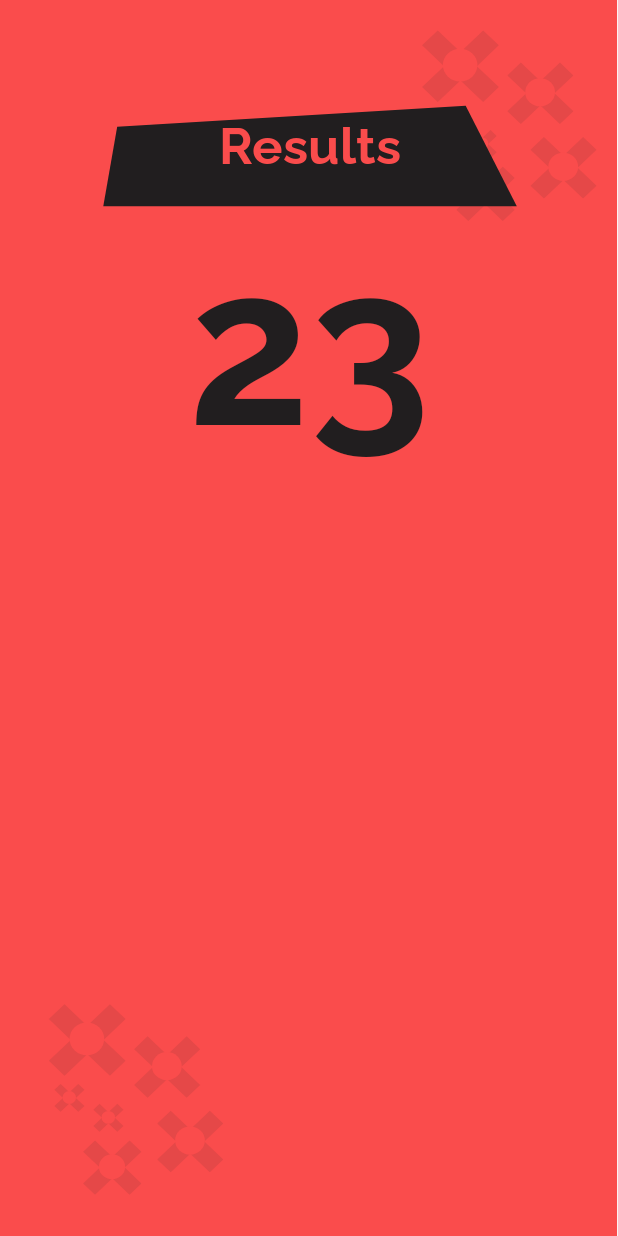
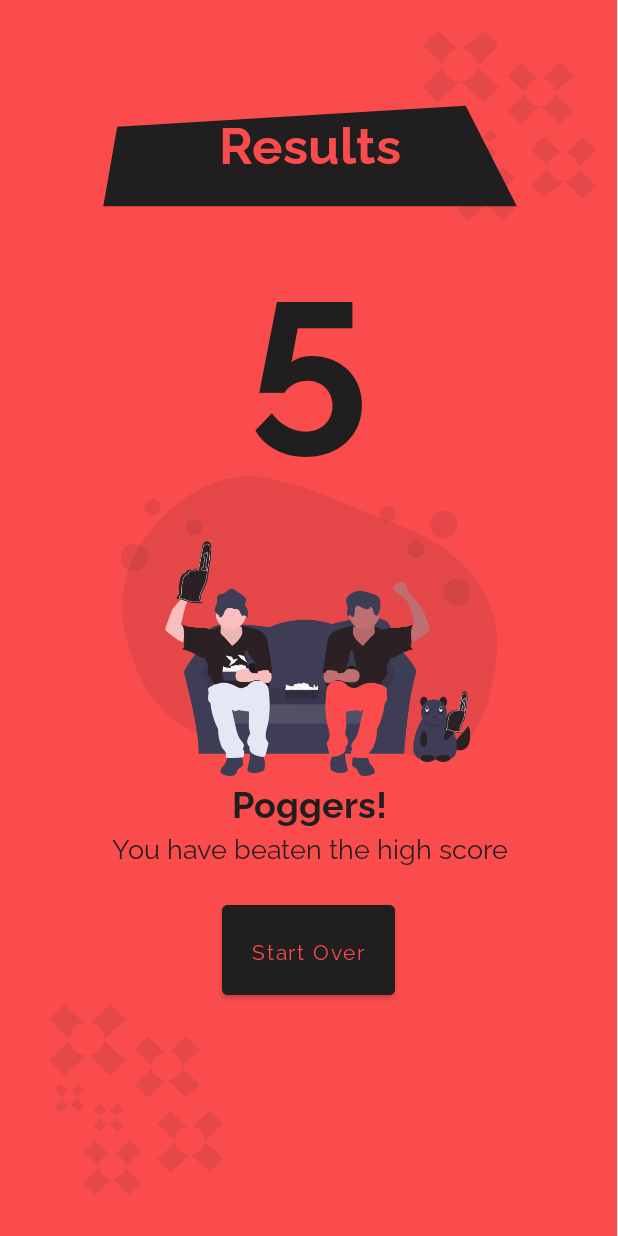
Before and after one commit to WiaanDuvenhage-200307/XP, an Android app: the ResultsActivity screen opened directly, with no data from a screen before it, on a phone screen of 412 x 824 dp. Run offline under Robolectric (Android 15) with nearby library versions, the phone set to English and light mode, and no system bars.

Commit message:
Added Setting Activity

```diff
--- a/app/src/main/AndroidManifest.xml
+++ b/app/src/main/AndroidManifest.xml
@@ -13,6 +13,9 @@
         android:supportsRtl="true"
         android:theme="@style/Theme.XP"
         tools:targetApi="31">
+        <activity
+            android:name=".SettingsActivity"
+            android:exported="false" />
         <activity
             android:name=".ResultsActivity"
             android:exported="false" />
--- a/app/src/main/java/com/example/xp/HomeActivity.kt
+++ b/app/src/main/java/com/example/xp/HomeActivity.kt
@@ -35,5 +35,10 @@ class HomeActivity : AppCompatActivity() {
                 startActivity(intent)
             }
         }
+
+        binding.btnSettings.setOnClickListener{
+            val intent = Intent(this, SettingsActivity::class.java)
+            startActivity(intent)
+        }
     }
 }
--- /dev/null
+++ b/app/src/main/res/drawable/ic_arrow_left.xml
@@ -0,0 +1,5 @@
+<vector android:height="24dp" android:tint="#211E1F"
+    android:viewportHeight="24" android:viewportWidth="24"
+    android:width="24dp" xmlns:android="http://schemas.android.com/apk/res/android">
+    <path android:fillColor="@android:color/white" android:pathData="M15.41,16.59L10.83,12l4.58,-4.59L14,6l-6,6 6,6 1.41,-1.41z"/>
+</vector>
--- a/app/src/main/res/layout/activity_results.xml
+++ b/app/src/main/res/layout/activity_results.xml
@@ -21,10 +21,45 @@
     <TextView
         android:layout_width="match_parent"
         android:layout_height="wrap_content"
-        android:text="23"
+        android:text="5"
         android:gravity="center"
         android:fontFamily="@font/ralewaybold"
         android:textColor="@color/black"
         android:textSize="144sp"/>
 
+    <ImageView
+        android:layout_width="match_parent"
+        android:layout_height="200dp"
+        android:src="@drawable/illustration"/>
+
+    <TextView
+        android:layout_width="match_parent"
+        android:layout_height="wrap_content"
+        android:fontFamily="@font/ralewaybold"
+        android:text="Poggers!"
+        android:textColor="@color/black"
+        android:textSize="24sp"
+        android:textAlignment="center"/>
+
+    <TextView
+        android:layout_width="match_parent"
+        android:layout_height="wrap_content"
+        android:fontFamily="@font/ralewayregular"
+        android:text="You have beaten the high score"
+        android:textColor="@color/black"
+        android:textSize="18sp"
+        android:textAlignment="center"/>
+
+    <com.google.android.material.button.MaterialButton
+        android:padding="20dp"
+        android:layout_width="wrap_content"
+        android:layout_height="wrap_content"
+        android:textColor="@color/red"
+        android:text="Start Over"
+        android:layout_gravity="center"
+        android:backgroundTint="@color/black"
+        android:textAllCaps="false"
+        android:fontFamily="@font/ralewayregular"
+        android:layout_marginTop="20dp"/>
+
 </LinearLayout>
--- a/app/src/main/res/values/themes.xml
+++ b/app/src/main/res/values/themes.xml
@@ -4,14 +4,14 @@
         <!-- Primary brand color. -->
         <item name="colorPrimary">@color/red</item>
         <item name="colorPrimaryVariant">@color/red_tint</item>
-        <item name="colorOnPrimary">@color/white</item>
+        <item name="colorOnPrimary">@color/black</item>
         <!-- Secondary brand color. -->
-        <item name="colorSecondary">@color/black</item>
-        <item name="colorSecondaryVariant">@color/black_light</item>
-        <item name="colorOnSecondary">@color/red</item>
+        <item name="colorSecondary">@color/red</item>
+        <item name="colorSecondaryVariant">@color/red</item>
+        <item name="colorOnSecondary">@color/black</item>
         <!-- Status bar color. -->
         <item name="android:statusBarColor" tools:targetApi="l">?attr/colorPrimaryVariant</item>
+        <item name="android:textColorHint">@color/white</item>
         <!-- Customize your theme here. -->
-        <item name="android:textColorHint">@color/white</item>
     </style>
 </resources>
```
Also changed, not shown: app/src/main/java/com/example/xp/SettingsActivity.kt (added, +25 -0 lines), app/src/main/res/layout/activity_settings.xml (added, +131 -0 lines), app/src/main/res/drawable-v24/me.png (added), app/src/main/res/drawable/github.png (added).
